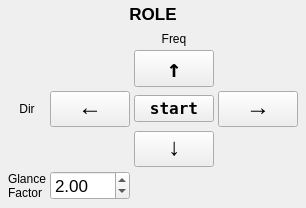
Qt form MotorControlWidget.ui (jiangzhuti/jztgoto) before a commit.
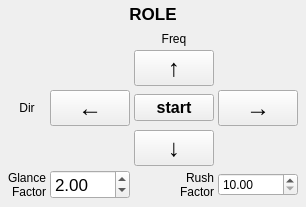
The same form after that commit.

Commit message: re-design three control mode: trace, glance, rush

The edit to the form file:
```diff
--- a/MotorControlWidget.ui
+++ b/MotorControlWidget.ui
@@ -77,6 +77,83 @@
        <property name="spacing">
         <number>4</number>
        </property>
+       <item row="3" column="0">
+        <widget class="QLabel" name="label_dir">
+         <property name="text">
+          <string>Dir</string>
+         </property>
+         <property name="alignment">
+          <set>Qt::AlignCenter</set>
+         </property>
+        </widget>
+       </item>
+       <item row="4" column="2">
+        <widget class="QPushButton" name="pb_freq_dec">
+         <property name="font">
+          <font>
+           <pointsize>18</pointsize>
+           <bold>true</bold>
+          </font>
+         </property>
+         <property name="text">
+          <string>↓</string>
+         </property>
+        </widget>
+       </item>
+       <item row="1" column="2">
+        <widget class="QPushButton" name="pb_freq_inc">
+         <property name="baseSize">
+          <size>
+           <width>20</width>
+           <height>20</height>
+          </size>
+         </property>
+         <property name="font">
+          <font>
+           <pointsize>18</pointsize>
+           <bold>true</bold>
+          </font>
+         </property>
+         <property name="text">
+          <string>↑</string>
+         </property>
+        </widget>
+       </item>
+       <item row="5" column="0">
+        <widget class="QLabel" name="label_glance_factor">
+         <property name="text">
+          <string>Glance
+Factor</string>
+         </property>
+         <property name="alignment">
+          <set>Qt::AlignRight|Qt::AlignTrailing|Qt::AlignVCenter</set>
+         </property>
+        </widget>
+       </item>
+       <item row="5" column="2">
+        <widget class="QLabel" name="label_rush_factor">
+         <property name="text">
+          <string>Rush
+Factor</string>
+         </property>
+         <property name="alignment">
+          <set>Qt::AlignRight|Qt::AlignTrailing|Qt::AlignVCenter</set>
+         </property>
+        </widget>
+       </item>
+       <item row="5" column="3">
+        <widget class="QDoubleSpinBox" name="sb_rush">
+         <property name="minimum">
+          <double>10.000000000000000</double>
+         </property>
+         <property name="maximum">
+          <double>1000.000000000000000</double>
+         </property>
+         <property name="singleStep">
+          <double>10.000000000000000</double>
+         </property>
+        </widget>
+       </item>
        <item row="0" column="2">
         <widget class="QLabel" name="label_freq">
          <property name="font">
@@ -93,21 +170,6 @@
          </property>
         </widget>
        </item>
-       <item row="3" column="2">
-        <widget class="QPushButton" name="pb_start">
-         <property name="font">
-          <font>
-           <family>DejaVu Sans Mono</family>
-           <pointsize>12</pointsize>
-           <weight>75</weight>
-           <bold>true</bold>
-          </font>
-         </property>
-         <property name="text">
-          <string>start</string>
-         </property>
-        </widget>
-       </item>
        <item row="3" column="1">
         <widget class="QPushButton" name="pb_dir_minus">
          <property name="enabled">
@@ -115,9 +177,7 @@
          </property>
          <property name="font">
           <font>
-           <family>Monospace</family>
            <pointsize>18</pointsize>
-           <weight>75</weight>
            <bold>true</bold>
           </font>
          </property>
@@ -126,13 +186,24 @@
          </property>
         </widget>
        </item>
+       <item row="3" column="2">
+        <widget class="QPushButton" name="pb_start">
+         <property name="font">
+          <font>
+           <pointsize>12</pointsize>
+           <bold>true</bold>
+          </font>
+         </property>
+         <property name="text">
+          <string>start</string>
+         </property>
+        </widget>
+       </item>
        <item row="3" column="3">
         <widget class="QPushButton" name="pb_dir_plus">
          <property name="font">
           <font>
-           <family>Monospace</family>
            <pointsize>18</pointsize>
-           <weight>75</weight>
            <bold>true</bold>
           </font>
          </property>
@@ -141,60 +212,6 @@
          </property>
         </widget>
        </item>
-       <item row="1" column="2">
-        <widget class="QPushButton" name="pb_freq_inc">
-         <property name="baseSize">
-          <size>
-           <width>20</width>
-           <height>20</height>
-          </size>
-         </property>
-         <property name="font">
-          <font>
-           <family>DejaVu Sans Mono</family>
-           <pointsize>18</pointsize>
-           <weight>75</weight>
-           <bold>true</bold>
-          </font>
-         </property>
-         <property name="text">
-          <string>↑</string>
-         </property>
-        </widget>
-       </item>
-       <item row="3" column="0">
-        <widget class="QLabel" name="label_dir">
-         <property name="text">
-          <string>Dir</string>
-         </property>
-         <property name="alignment">
-          <set>Qt::AlignCenter</set>
-         </property>
-        </widget>
-       </item>
-       <item row="4" column="2">
-        <widget class="QPushButton" name="pb_freq_dec">
-         <property name="font">
-          <font>
-           <family>Monospace</family>
-           <pointsize>18</pointsize>
-           <weight>75</weight>
-           <bold>true</bold>
-          </font>
-         </property>
-         <property name="text">
-          <string>↓</string>
-         </property>
-        </widget>
-       </item>
-       <item row="5" column="0">
-        <widget class="QLabel" name="label">
-         <property name="text">
-          <string>Glance
-Factor</string>
-         </property>
-        </widget>
-       </item>
        <item row="5" column="1">
         <widget class="QDoubleSpinBox" name="sb_glance">
          <property name="font">
```
Left out of the diff: 2 changed lines with no effect on the pictures. The commit also changes 9 other files.
